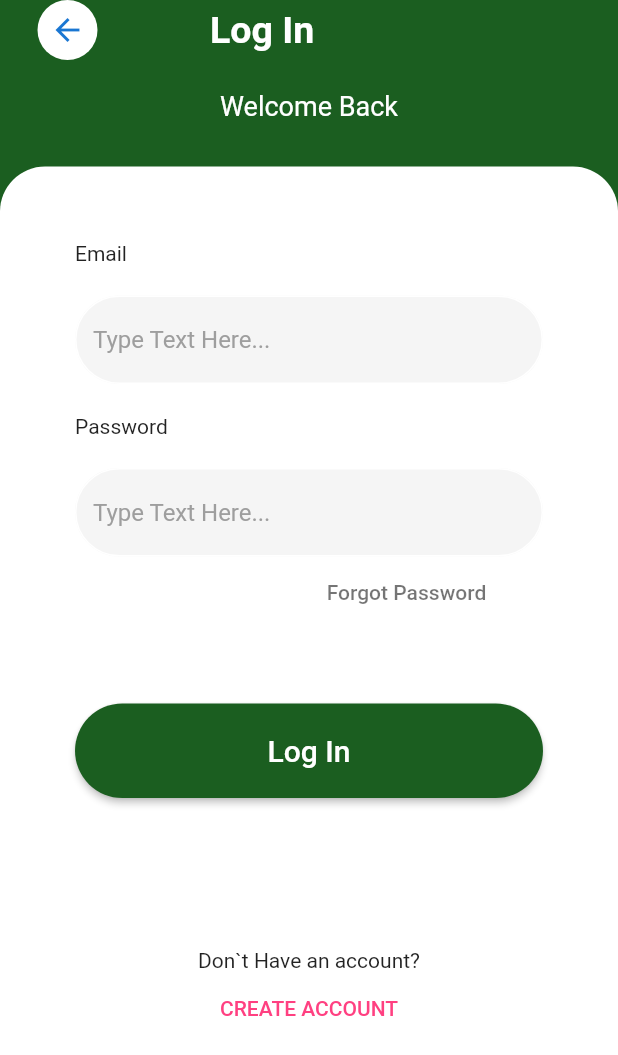
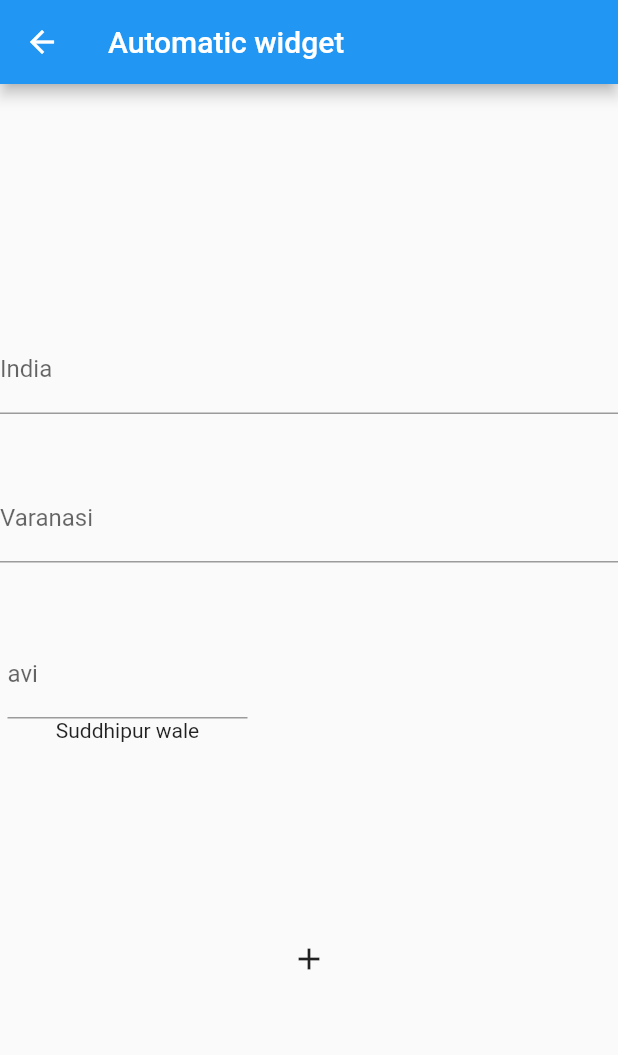
Before and after one commit to Avinashvns/sachin, a Flutter app: the screen it shows after launch, after a tap on "Skip", on a phone screen of 412 x 824 dp. Shown: the top 1055 px of the screen. Run offline on Flutter 3.47's test engine with Material 2 defaults, Android fonts, the phone set to English and light mode, and no system bars.

Commit message:
add any widget on user click

```diff
--- /dev/null
+++ b/lib/addwidgetonuserclick.dart
@@ -0,0 +1,137 @@
+
+import 'package:flutter/material.dart';
+
+class OurApp extends StatefulWidget {
+  @override
+  State<OurApp> createState() => _OurAppState();
+}
+
+class _OurAppState extends State<OurApp> {
+
+  int _count=1;
+
+  @override
+  Widget build(BuildContext context) {
+    List<Widget> _contatos= List.generate(_count, (int i) => ContactRow());
+    return Scaffold(
+      appBar: AppBar(
+        title: Text("Automatic widget"),
+      ),
+      body: LayoutBuilder(
+        builder: (context,constraint){
+          final _maxHeight=constraint.biggest.height/3;
+          final _biggerFont=TextStyle(fontSize: _maxHeight/6);
+          return Center(
+            child: Column(
+              mainAxisAlignment: MainAxisAlignment.center,
+              children: [
+                TextFormField(
+                  decoration: InputDecoration(
+                    labelText: 'India',
+                  ),
+                ),
+                Container(
+                  padding: const EdgeInsets.all(20),
+                ),
+                TextFormField(
+                  decoration: InputDecoration(
+                    labelText: 'Varanasi',
+                  ),
+                ),
+                Container(
+                  padding: const EdgeInsets.all(20),
+                ),
+                Container(
+                  height: 200.0,
+                  child: ListView(
+                    children: _contatos,
+                    scrollDirection: Axis.horizontal,
+                  ),
+                ),
+                FlatButton(
+                  child: Icon(Icons.add),
+                  //onPressed: _addNewContactRow,
+                  onPressed: (){
+                    setState(() {
+                      _count=_count+1;
+                    });
+                  },
+                ),
+              ],
+            ),
+          );
+        }
+      ),
+    );
+  }
+  // void _addNewContactRow(){
+  //  setState(() {
+  //    _count=_count+1;
+  //  });
+  // }
+}
+
+class ContactRow extends StatefulWidget {
+  @override
+  State<ContactRow> createState() => _ContactRowState();
+}
+
+class _ContactRowState extends State<ContactRow> {
+
+  //List _contactTypes=['Phone(SMS)','Phone(whatsapp)','Email'];
+
+  //List<DropdownMenuItem<String>> _dropDownMenuItems=[];
+
+  String _currentContactType="";
+
+  @override
+  void initState(){
+    //_dropDownMenuItems=getDropDownMenuItems();
+    _currentContactType!=null;
+    super.initState();
+  }
+
+  // List<DropdownMenuItem<String>> getDropDownMenuItems(){
+  //
+  //   List<DropdownMenuItem<String>> items=[];
+  //
+  //   for(String city in _contactTypes){
+  //
+  //     items.add(DropdownMenuItem(
+  //       value: city,
+  //       child: Text(city),
+  //     ));
+  //   }
+  //   return items;
+  // }
+  //
+  // void changedDropDownItem(String selectedcity){
+  //   setState(() {
+  //     _currentContactType=selectedcity;
+  //   });
+  // }
+
+  @override
+  Widget build(BuildContext context) {
+    return Container(
+      width: 170.0,
+      padding: const EdgeInsets.all(5.0),
+      child: Column(
+        children: [
+          TextFormField(
+            decoration: InputDecoration(
+              labelText: "avi",
+            ),
+          ),
+          Text("Suddhipur wale"),
+          // DropdownButton(
+          //   value: _currentContactType,
+          //   items: _dropDownMenuItems,
+          //   onChanged: changedDropDownItem,
+          // ),
+        ],
+      ),
+    );
+  }
+
+}
--- a/lib/main.dart
+++ b/lib/main.dart
@@ -1,6 +1,7 @@
 
 
 import 'package:flutter/material.dart';
+import 'package:sachin/addwidgetonuserclick.dart';
 import 'package:sachin/chating.dart';
 import 'package:sachin/createaccount.dart';
 import 'package:sachin/forgotpassword.dart';
@@ -14,12 +15,13 @@ void main(){
     initialRoute: '/',
     routes: {
       '/':(context)=>MyApp(),
-      '/second':(context)=>LoginPage(),
-      '/third':(context)=>ForgotPassword(),
-      '/fourth':(context)=>CreateAccount(),
-      '/fifth':(context)=>Chating(),
-      '/six':(context)=>MessageTile(),
-      '/seven':(context)=>MessageTileCall(),
+      '/second':(context)=>OurApp(),
+      // '/second':(context)=>LoginPage(),
+      // '/third':(context)=>ForgotPassword(),
+      // '/fourth':(context)=>CreateAccount(),
+      // '/fifth':(context)=>Chating(),
+      // '/six':(context)=>MessageTile(),
+      // '/seven':(context)=>MessageTileCall(),
     },
   ));
 }
```
Also changed, not shown: lib/chating.dart (line endings or trailing spaces).
